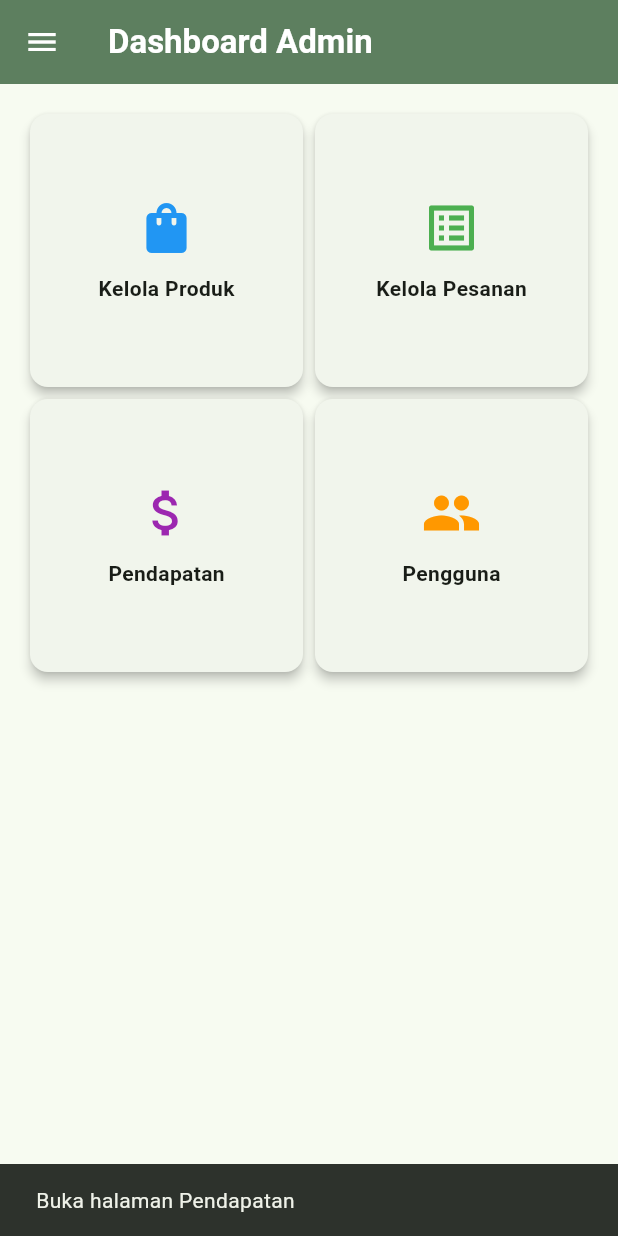
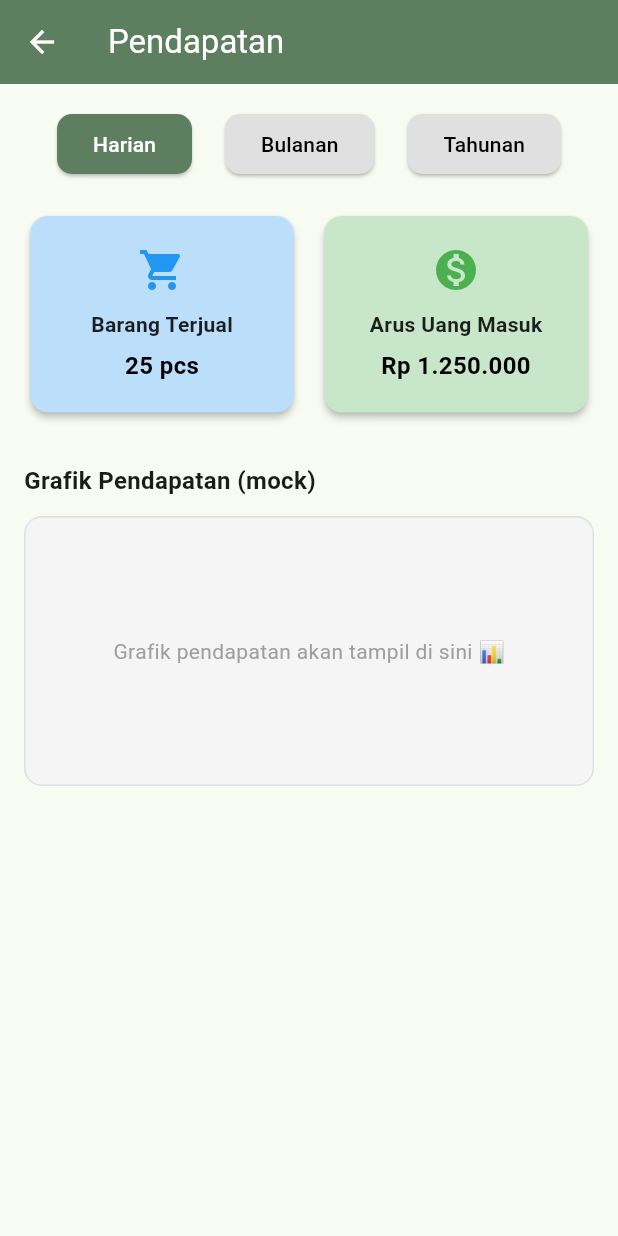
Before and after one commit to Auliarahmannn/Kelompok7_MAD, a Flutter app: the AdminDashboardPage screen opened directly, after a tap on "Pendapatan", on a phone screen of 412 x 824 dp. Run offline on Flutter 3.47's test engine with Material 3 defaults, Android fonts, the phone set to English and light mode, and no system bars; our stand-ins replace shared_preferences; accounts and stored records are empty; network calls fail.

Commit message:
Menyalakan tujuan dashboard admin ke halamannya

```diff
--- a/frontend/lib/pages/admin/dashboard_page.dart
+++ b/frontend/lib/pages/admin/dashboard_page.dart
@@ -1,5 +1,11 @@
 import 'package:flutter/material.dart';
 import 'package:campgear/widgets/admin_drawer.dart';
+
+// Import halaman yang mau dituju
+import 'package:campgear/pages/admin/manage_product_page.dart';
+import 'package:campgear/pages/admin/manage_orders_page.dart';
+import 'package:campgear/pages/admin/revenue_page.dart';
+import 'package:campgear/pages/admin/manage_users_page.dart';
 
 class AdminDashboardPage extends StatelessWidget {
   const AdminDashboardPage({super.key});
@@ -20,21 +26,49 @@ class AdminDashboardPage extends StatelessWidget {
         crossAxisCount: 2,
         padding: const EdgeInsets.all(16),
         children: [
-          _buildCard(context, Icons.shopping_bag, "Kelola Produk", Colors.blue),
-          _buildCard(context, Icons.list_alt, "Kelola Pesanan", Colors.green),
-          _buildCard(context, Icons.attach_money, "Pendapatan", Colors.purple),
-          _buildCard(context, Icons.people, "Pengguna", Colors.orange),
+          _buildCard(
+            context,
+            icon: Icons.shopping_bag,
+            label: "Kelola Produk",
+            color: Colors.blue,
+            page: const ManageProductPage(),
+          ),
+          _buildCard(
+            context,
+            icon: Icons.list_alt,
+            label: "Kelola Pesanan",
+            color: Colors.green,
+            page: const ManageOrdersPage(),
+          ),
+          _buildCard(
+            context,
+            icon: Icons.attach_money,
+            label: "Pendapatan",
+            color: Colors.purple,
+            page: const RevenuePage(),
+          ),
+          _buildCard(
+            context,
+            icon: Icons.people,
+            label: "Pengguna",
+            color: Colors.orange,
+            page: const UserPage(),
+          ),
         ],
       ),
     );
   }
 
-  Widget _buildCard(BuildContext context, IconData icon, String label, Color color) {
+  Widget _buildCard(
+    BuildContext context, {
+    required IconData icon,
+    required String label,
+    required Color color,
+    required Widget page,
+  }) {
     return GestureDetector(
       onTap: () {
-        ScaffoldMessenger.of(context).showSnackBar(
-          SnackBar(content: Text('Buka halaman $label')),
-        );
+        Navigator.push(context, MaterialPageRoute(builder: (context) => page));
       },
       child: Card(
         elevation: 3,
--- /dev/null
+++ b/frontend/lib/pages/admin/revenue_page.dart
@@ -0,0 +1,165 @@
+import 'package:flutter/material.dart';
+import 'package:intl/intl.dart';
+
+class RevenuePage extends StatefulWidget {
+  const RevenuePage({super.key});
+
+  @override
+  State<RevenuePage> createState() => _RevenuePageState();
+}
+
+class _RevenuePageState extends State<RevenuePage> {
+  String _selectedFilter = 'Harian';
+
+  // datanya masih asal (nanti bisa diganti data dari API)
+  final Map<String, Map<String, dynamic>> _dummyData = {
+    'Harian': {'barangTerjual': 25, 'uangMasuk': 1250000},
+    'Bulanan': {'barangTerjual': 480, 'uangMasuk': 27500000},
+    'Tahunan': {'barangTerjual': 5200, 'uangMasuk': 312000000},
+  };
+
+  @override
+  Widget build(BuildContext context) {
+    final data = _dummyData[_selectedFilter]!;
+    final formatter = NumberFormat.currency(
+      locale: 'id_ID',
+      symbol: 'Rp ',
+      decimalDigits: 0,
+    );
+
+    return Scaffold(
+      appBar: AppBar(
+        title: const Text("Pendapatan"),
+        backgroundColor: const Color(0xFF5D7F5F),
+        foregroundColor: Colors.white,
+      ),
+      body: Padding(
+        padding: const EdgeInsets.all(16),
+        child: Column(
+          crossAxisAlignment: CrossAxisAlignment.start,
+          children: [
+            // FILTER PILIHAN
+            Row(
+              mainAxisAlignment: MainAxisAlignment.spaceEvenly,
+              children: [
+                _buildFilterButton('Harian'),
+                _buildFilterButton('Bulanan'),
+                _buildFilterButton('Tahunan'),
+              ],
+            ),
+            const SizedBox(height: 20),
+
+            // Kartu statistik
+            Row(
+              children: [
+                Expanded(
+                  child: _buildStatCard(
+                    icon: Icons.shopping_cart,
+                    label: "Barang Terjual",
+                    value: "${data['barangTerjual']} pcs",
+                    color: Colors.blue.shade100,
+                    iconColor: Colors.blue,
+                  ),
+                ),
+                const SizedBox(width: 12),
+                Expanded(
+                  child: _buildStatCard(
+                    icon: Icons.monetization_on,
+                    label: "Arus Uang Masuk",
+                    value: formatter.format(data['uangMasuk']),
+                    color: Colors.green.shade100,
+                    iconColor: Colors.green,
+                  ),
+                ),
+              ],
+            ),
+
+            const SizedBox(height: 30),
+            const Text(
+              "Grafik Pendapatan (mock)",
+              style: TextStyle(fontSize: 16, fontWeight: FontWeight.bold),
+            ),
+
+            // Placeholder grafik (bisa diganti nanti dengan package chart)
+            const SizedBox(height: 12),
+            Container(
+              height: 180,
+              decoration: BoxDecoration(
+                color: Colors.grey.shade100,
+                borderRadius: BorderRadius.circular(12),
+                border: Border.all(color: Colors.grey.shade300),
+              ),
+              child: const Center(
+                child: Text(
+                  "Grafik pendapatan akan tampil di sini 📊",
+                  style: TextStyle(color: Colors.grey),
+                ),
+              ),
+            ),
+          ],
+        ),
+      ),
+    );
+  }
+
+  // Tombol filter harian/bulanan/tahunan
+  Widget _buildFilterButton(String label) {
+    final bool isSelected = _selectedFilter == label;
+    return ElevatedButton(
+      onPressed: () {
+        setState(() {
+          _selectedFilter = label;
+        });
+      },
+      style: ElevatedButton.styleFrom(
+        backgroundColor: isSelected
+            ? const Color(0xFF5D7F5F)
+            : Colors.grey.shade300,
+        foregroundColor: isSelected ? Colors.white : Colors.black,
+        shape: RoundedRectangleBorder(borderRadius: BorderRadius.circular(10)),
+      ),
+      child: Text(label),
+    );
+  }
+
+  // Kartu statistik
+  Widget _buildStatCard({
+    required IconData icon,
+    required String label,
+    required String value,
+    required Color color,
+    required Color iconColor,
+  }) {
+    return Card(
+      color: color,
+      shape: RoundedRectangleBorder(borderRadius: BorderRadius.circular(12)),
+      elevation: 2,
+      child: Padding(
+        padding: const EdgeInsets.symmetric(vertical: 20, horizontal: 16),
+        child: Column(
+          children: [
+            Icon(icon, color: iconColor, size: 32),
+            const SizedBox(height: 10),
+            Text(
+              label,
+              style: const TextStyle(
+                fontSize: 14,
+                fontWeight: FontWeight.bold,
+                color: Colors.black87,
+              ),
+            ),
+            const SizedBox(height: 6),
+            Text(
+              value,
+              style: const TextStyle(
+                fontSize: 16,
+                color: Colors.black,
+                fontWeight: FontWeight.w600,
+              ),
+            ),
+          ],
+        ),
+      ),
+    );
+  }
+}
--- a/frontend/lib/widgets/admin_drawer.dart
+++ b/frontend/lib/widgets/admin_drawer.dart
@@ -3,6 +3,8 @@ import 'package:flutter/material.dart';
 import 'package:campgear/pages/admin/dashboard_page.dart';
 import 'package:campgear/pages/admin/manage_product_page.dart';
 import 'package:campgear/pages/admin/manage_orders_page.dart';
+import 'package:campgear/pages/admin/revenue_page.dart';
+import 'package:campgear/pages/admin/manage_users_page.dart';
 import 'package:campgear/services/auth_service.dart';
 
 class AdminDrawer extends StatelessWidget {
@@ -118,6 +120,34 @@ class AdminDrawer extends StatelessWidget {
             },
           ),
 
+          buildMenuItem(
+            context,
+            icon: Icons.attach_money,
+            text: "Pendapatan",
+            color: const Color(0xFF6B8F71),
+            onTap: () {
+              Navigator.pop(context);
+              Navigator.push(
+                context,
+                MaterialPageRoute(builder: (context) => const RevenuePage()),
+              );
+            },
+          ),
+
+          buildMenuItem(
+            context,
+            icon: Icons.people,
+            text: "Pengguna",
+            color: const Color(0xFF6B8F71),
+            onTap: () {
+              Navigator.pop(context);
+              Navigator.push(
+                context,
+                MaterialPageRoute(builder: (context) => const UserPage()),
+              );
+            },
+          ),
+
           const Divider(height: 1),
 
           // ==== LOGOUT ====
```
Also changed, not shown: frontend/lib/pages/admin/manage_users_page.dart (added, +232 -0 lines).
